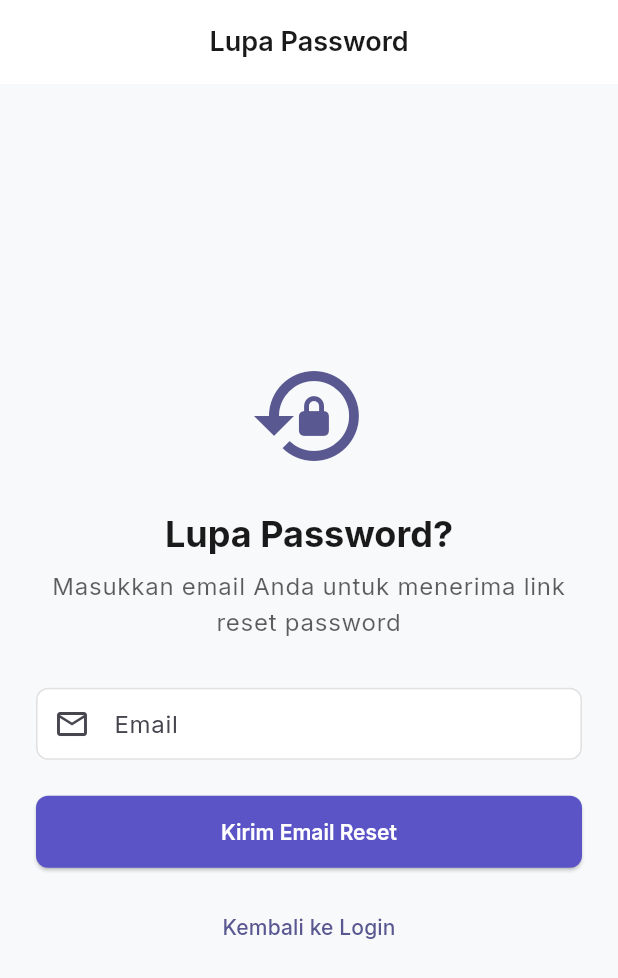
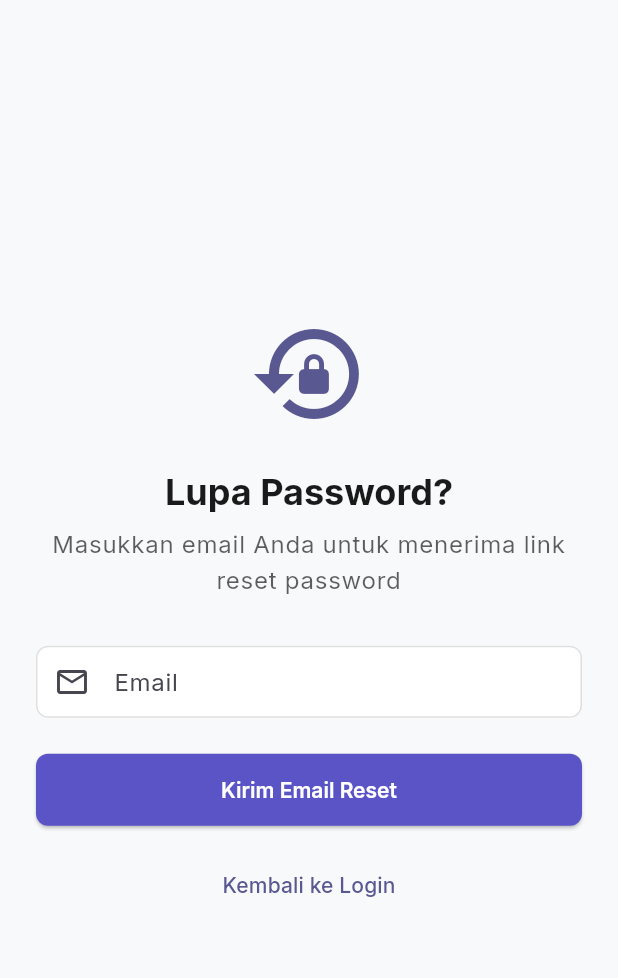
Before and after one commit to raaflii/Mobile-Education-Platform, a Flutter app: the ForgotPasswordScreen screen opened by its route, on a phone screen of 412 x 824 dp. Shown: the top 978 px of the screen. Run offline on Flutter 3.47's test engine with Material 3 defaults, Android fonts, the phone set to English and light mode, and no system bars; our stand-ins replace cloud_firestore, dartz, firebase_auth, firebase_core, flutter_riverpod, freezed_annotation and 4 more; accounts and stored records are empty.

Commit message:
remove appbar

```diff
--- a/lib/features/auth/presentation/screens/forgot_password_screen.dart
+++ b/lib/features/auth/presentation/screens/forgot_password_screen.dart
@@ -82,10 +82,6 @@ class _ForgotPasswordScreenState extends ConsumerState<ForgotPasswordScreen> {
     });
 
     return Scaffold(
-      appBar: AppBar(
-        title: const Text('Lupa Password'),
-        automaticallyImplyLeading: false,
-      ),
       body: SafeArea(
         child: Padding(
           padding: const EdgeInsets.all(24.0),
```
